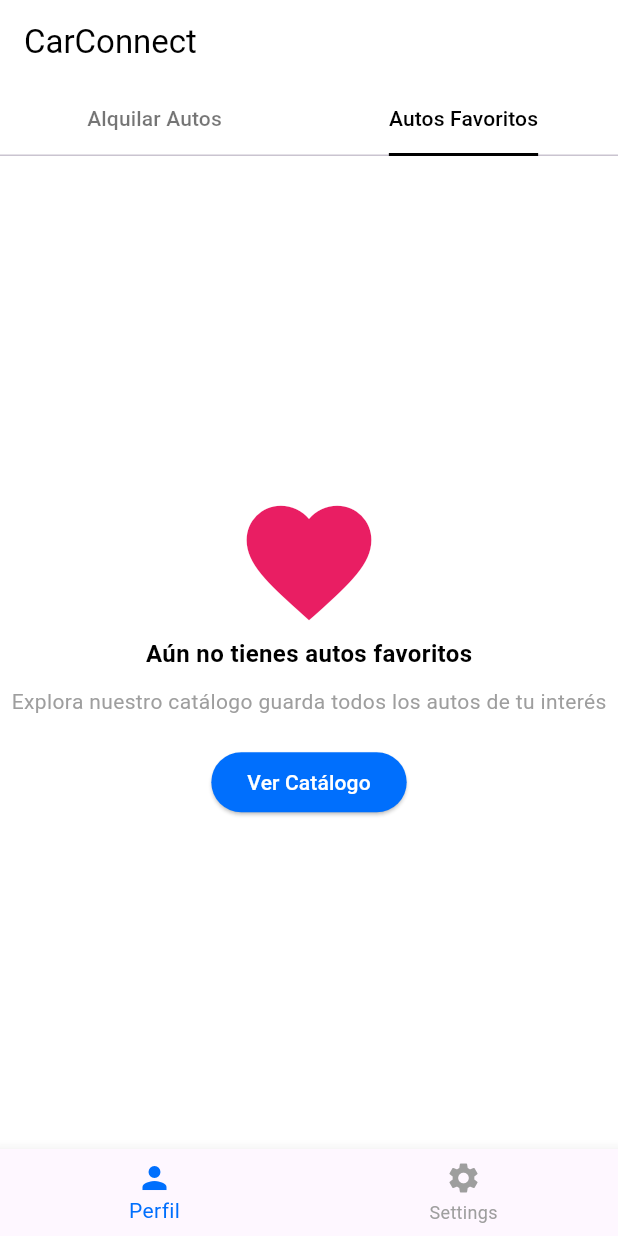
After one commit to Applicaciones-moviles/Frontend, a Flutter app: the screen it shows after launch, tab 2 chosen, after a tap on "Ver Catálogo", on a phone screen of 412 x 824 dp. The commit adds this screen. Run offline on Flutter 3.47's test engine with Material 3 defaults, Android fonts, the phone set to English and light mode, and no system bars; our stand-ins replace table_calendar.

Commit message:
feat: Added home client screen

```diff
--- /dev/null
+++ b/lib/base/screens/home-client.dart
@@ -0,0 +1,145 @@
+import 'package:flutter/material.dart';
+
+Widget homeClient() {
+  return MaterialApp(
+    title: 'CarConnect',
+    theme: ThemeData(
+      primarySwatch: Colors.blue,
+      primaryColor: const Color(0xFF006FFD),
+      scaffoldBackgroundColor: Colors.white,
+      appBarTheme: const AppBarTheme(
+        color: Colors.white,
+        elevation: 0,
+      ),
+      tabBarTheme: const TabBarTheme(
+        unselectedLabelColor: Colors.black54,
+        labelColor: Colors.black,
+        indicatorSize: TabBarIndicatorSize.label,
+        indicator: BoxDecoration(
+          border: Border(
+            bottom: BorderSide(color: Colors.black, width: 2),
+          ),
+        ),
+      ),
+    ),
+    home: const HomeScreen(),
+  );
+}
+
+class HomeScreen extends StatelessWidget {
+  const HomeScreen({super.key});
+
+  @override
+  Widget build(BuildContext context) {
+    return DefaultTabController(
+      length: 2,
+      child: Scaffold(
+        appBar: AppBar(
+          title: const Text('CarConnect', style: TextStyle(color: Colors.black)),
+          bottom: const TabBar(
+            tabs: [
+              Tab(text: 'Alquilar Autos'),
+              Tab(text: 'Autos Favoritos'),
+            ],
+          ),
+        ),
+        body: const TabBarView(
+          children: [
+            RentCarsScreen(),
+            FavoriteCarsScreen(),
+          ],
+        ),
+        bottomNavigationBar: BottomNavigationBar(
+          items: const [
+            BottomNavigationBarItem(
+              icon: Icon(Icons.person),
+              label: 'Perfil',
+            ),
+            BottomNavigationBarItem(
+              icon: Icon(Icons.settings),
+              label: 'Settings',
+            ),
+          ],
+          selectedItemColor: const Color(0xFF006FFD),
+          unselectedItemColor: Colors.grey,
+        ),
+      ),
+    );
+  }
+}
+
+class RentCarsScreen extends StatelessWidget {
+  const RentCarsScreen({super.key});
+
+  @override
+  Widget build(BuildContext context) {
+    return Center(
+      child: Column(
+        mainAxisAlignment: MainAxisAlignment.center,
+        children: <Widget>[
+          const Icon(Icons.car_rental, size: 100, color: Colors.pink),
+          const Text(
+            'Aún no cuentas con un auto alquilado',
+            style: TextStyle(
+              fontWeight: FontWeight.bold,
+              fontSize: 16,
+              color: Colors.black,
+            ),
+          ),
+          const SizedBox(height: 10),
+          const Text(
+            'Explora nuestro catálogo y escoge tu opción deseada.',
+            style: TextStyle(fontSize: 14, color: Colors.grey),
+          ),
+          const SizedBox(height: 20),
+          ElevatedButton(
+            onPressed: () {},
+            style: ElevatedButton.styleFrom(
+              backgroundColor: const Color(0xFF006FFD),
+              foregroundColor: Colors.white,
+            ),
+            child: const Text('Ver Catálogo'),
+          )
+        ],
+      ),
+    );
+  }
+}
+
+class FavoriteCarsScreen extends StatelessWidget {
+  const FavoriteCarsScreen({super.key});
+
+  @override
+  Widget build(BuildContext context) {
+    return Center(
+      child: Column(
+        mainAxisAlignment: MainAxisAlignment.center,
+        children: <Widget>[
+          const Icon(Icons.favorite, size: 100, color: Colors.pink),
+          const Text(
+            'Aún no tienes autos favoritos',
+            style: TextStyle(
+              fontWeight: FontWeight.bold,
+              fontSize: 16,
+              color: Colors.black,
+            ),
+          ),
+          const SizedBox(height: 10),
+          const Text(
+            'Explora nuestro catálogo guarda todos los autos de tu interés',
+            style: TextStyle(fontSize: 14, color: Colors.grey),
+          ),
+          const SizedBox(height: 20),
+          ElevatedButton(
+            onPressed: () {},
+            style: ElevatedButton.styleFrom(
+              backgroundColor: const Color(0xFF006FFD),
+              foregroundColor: Colors.white,
+            ),
+            child: const Text('Ver Catálogo'),
+          )
+        ],
+      ),
+    );
+  }
+}
--- a/lib/main.dart
+++ b/lib/main.dart
@@ -1,5 +1,7 @@
 import 'package:flutter/material.dart';
 import 'base/screens/cardescription.dart';
+import 'base/screens/home-client.dart';
+
 void main() {
 
   runApp(const MyApp());
@@ -22,7 +24,7 @@ class MyApp extends StatelessWidget {
         primarySwatch: Colors.blue,
       ),
       //home: const Cart(),
-      home: Cardescription(),
+      home: homeClient(),
     );
   }
 }
```
